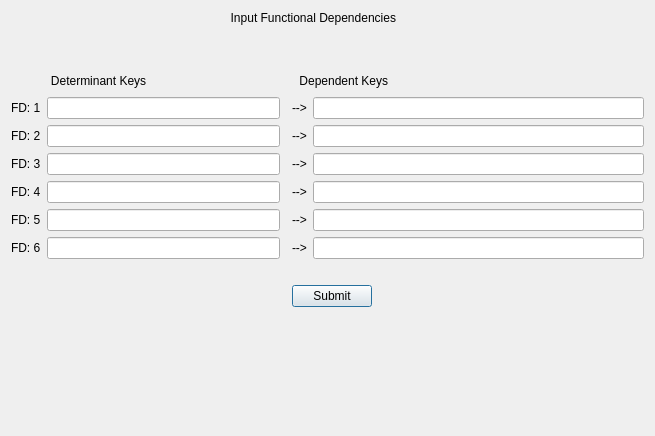
Qt form dialog_fd_input.ui (shanidchamal/ADN) before a commit.
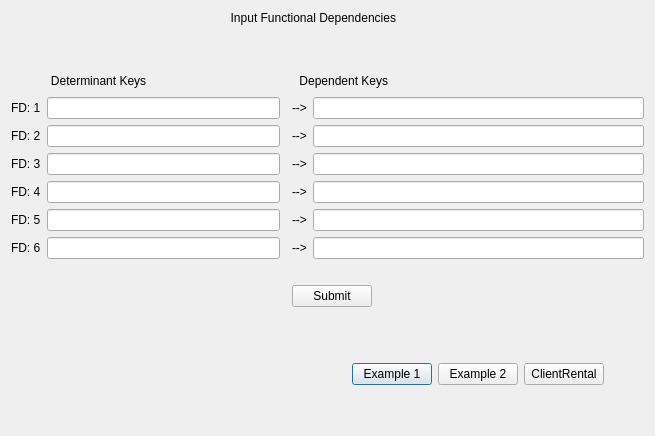
The same form after that commit.

The edit to the form file:
```diff
--- a/dialog_fd_input.ui
+++ b/dialog_fd_input.ui
@@ -14,6 +14,78 @@
    <string>Dialog</string>
   </property>
   <layout class="QGridLayout" name="gridLayout_2">
+   <item row="1" column="0">
+    <layout class="QHBoxLayout" name="horizontalLayout_2">
+     <item>
+      <spacer name="horizontalSpacer_3">
+       <property name="orientation">
+        <enum>Qt::Horizontal</enum>
+       </property>
+       <property name="sizeHint" stdset="0">
+        <size>
+         <width>40</width>
+         <height>20</height>
+        </size>
+       </property>
+      </spacer>
+     </item>
+     <item>
+      <widget class="QPushButton" name="ex1Button">
+       <property name="sizePolicy">
+        <sizepolicy hsizetype="Fixed" vsizetype="Fixed">
+         <horstretch>0</horstretch>
+         <verstretch>0</verstretch>
+        </sizepolicy>
+       </property>
+       <property name="text">
+        <string>Example 1</string>
+       </property>
+      </widget>
+     </item>
+     <item>
+      <widget class="QPushButton" name="ex2Button">
+       <property name="sizePolicy">
+        <sizepolicy hsizetype="Fixed" vsizetype="Fixed">
+         <horstretch>0</horstretch>
+         <verstretch>0</verstretch>
+        </sizepolicy>
+       </property>
+       <property name="text">
+        <string>Example 2</string>
+       </property>
+      </widget>
+     </item>
+     <item>
+      <widget class="QPushButton" name="cRentalButton">
+       <property name="sizePolicy">
+        <sizepolicy hsizetype="Fixed" vsizetype="Fixed">
+         <horstretch>0</horstretch>
+         <verstretch>0</verstretch>
+        </sizepolicy>
+       </property>
+       <property name="text">
+        <string>ClientRental</string>
+       </property>
+      </widget>
+     </item>
+     <item>
+      <spacer name="horizontalSpacer_4">
+       <property name="orientation">
+        <enum>Qt::Horizontal</enum>
+       </property>
+       <property name="sizeType">
+        <enum>QSizePolicy::Fixed</enum>
+       </property>
+       <property name="sizeHint" stdset="0">
+        <size>
+         <width>40</width>
+         <height>20</height>
+        </size>
+       </property>
+      </spacer>
+     </item>
+    </layout>
+   </item>
    <item row="0" column="0">
     <layout class="QGridLayout" name="gridLayout">
      <item row="3" column="2">
@@ -271,13 +343,29 @@
        </item>
       </layout>
      </item>
+     <item row="4" column="2">
+      <spacer name="verticalSpacer_3">
+       <property name="orientation">
+        <enum>Qt::Vertical</enum>
+       </property>
+       <property name="sizeHint" stdset="0">
+        <size>
+         <width>20</width>
+         <height>40</height>
+        </size>
+       </property>
+      </spacer>
+     </item>
     </layout>
    </item>
-   <item row="1" column="0">
-    <spacer name="verticalSpacer_3">
+   <item row="2" column="0">
+    <spacer name="verticalSpacer_4">
      <property name="orientation">
       <enum>Qt::Vertical</enum>
      </property>
+     <property name="sizeType">
+      <enum>QSizePolicy::Fixed</enum>
+     </property>
      <property name="sizeHint" stdset="0">
       <size>
        <width>20</width>
```
